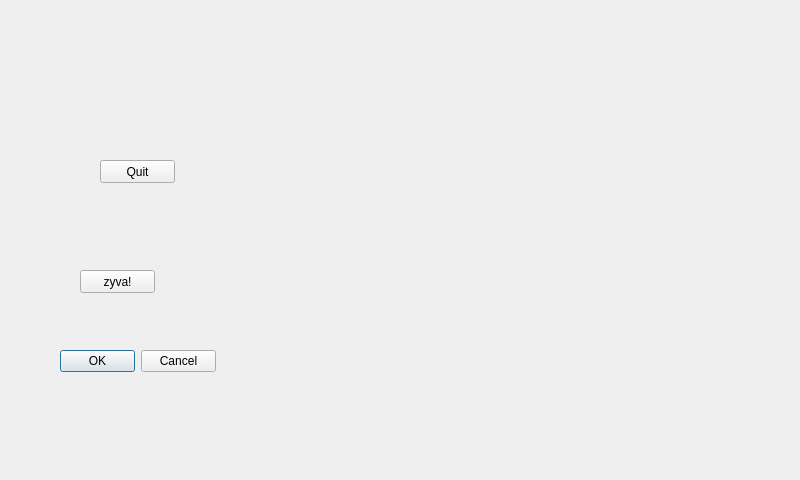
Old version of the form visiweather.ui in the repository MayasHaddad/Visiweather.
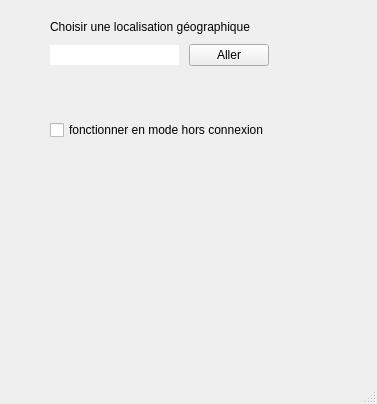
New version of the form.

Commit message: fenetre principale: choisir ville, fonctionner hc

Diff of the .ui file:
```diff
--- a/visiweather.ui
+++ b/visiweather.ui
@@ -6,56 +6,100 @@
    <rect>
     <x>0</x>
     <y>0</y>
-    <width>800</width>
-    <height>480</height>
+    <width>377</width>
+    <height>404</height>
    </rect>
   </property>
   <property name="windowTitle">
    <string>Visiweather</string>
   </property>
-  <widget class="QWidget" name="centralWidget">
-   <widget class="QPushButton" name="quitter">
+  <widget class="QWidget" name="centralwidget">
+   <widget class="QWidget" name="verticalLayoutWidget_2">
     <property name="geometry">
      <rect>
-      <x>100</x>
-      <y>160</y>
-      <width>75</width>
-      <height>23</height>
+      <x>50</x>
+      <y>20</y>
+      <width>229</width>
+      <height>231</height>
      </rect>
     </property>
-    <property name="text">
-     <string>Quit</string>
-    </property>
+    <layout class="QVBoxLayout" name="layoutWidget_2">
+     <property name="spacing">
+      <number>30</number>
+     </property>
+     <property name="sizeConstraint">
+      <enum>QLayout::SetFixedSize</enum>
+     </property>
+     <item>
+      <layout class="QGridLayout" name="grandlayout" rowstretch="0,100" columnstretch="0">
+       <property name="sizeConstraint">
+        <enum>QLayout::SetMinAndMaxSize</enum>
+       </property>
+       <property name="leftMargin">
+        <number>0</number>
+       </property>
+       <property name="topMargin">
+        <number>0</number>
+       </property>
+       <property name="spacing">
+        <number>10</number>
+       </property>
+       <item row="0" column="0">
+        <layout class="QGridLayout" name="Layout_choix">
+         <item row="0" column="0">
+          <widget class="QLabel" name="labelChoisirVille">
+           <property name="text">
+            <string>Choisir une localisation géographique</string>
+           </property>
+          </widget>
+         </item>
+         <item row="1" column="0">
+          <layout class="QHBoxLayout" name="layoutLineEditPushButton">
+           <item>
+            <widget class="QLineEdit" name="lineEdit">
+             <property name="frame">
+              <bool>false</bool>
+             </property>
+            </widget>
+           </item>
+           <item>
+            <widget class="QPushButton" name="pushButton">
+             <property name="text">
+              <string>Aller</string>
+             </property>
+            </widget>
+           </item>
+          </layout>
+         </item>
+        </layout>
+       </item>
+       <item row="1" column="0">
+        <widget class="QLabel" name="labelVilleOk">
+         <property name="text">
+          <string/>
+         </property>
+        </widget>
+       </item>
+      </layout>
+     </item>
+     <item>
+      <widget class="QCheckBox" name="checkBox">
+       <property name="text">
+        <string>fonctionner en mode hors connexion</string>
+       </property>
+      </widget>
+     </item>
+    </layout>
    </widget>
-   <widget class="QPushButton" name="pushButton">
-    <property name="geometry">
-     <rect>
-      <x>80</x>
-      <y>270</y>
-      <width>75</width>
-      <height>23</height>
-     </rect>
-    </property>
-    <property name="text">
-     <string>zyva!</string>
-    </property>
-   </widget>
-   <widget class="QDialogButtonBox" name="buttonBox">
-    <property name="geometry">
-     <rect>
-      <x>60</x>
-      <y>350</y>
-      <width>156</width>
-      <height>23</height>
-     </rect>
-    </property>
-    <property name="standardButtons">
-     <set>QDialogButtonBox::Cancel|QDialogButtonBox::Ok</set>
-    </property>
-   </widget>
+   <zorder>layoutWidget</zorder>
+   <zorder>labelChoisirVille</zorder>
+   <zorder>labelVilleOk</zorder>
+   <zorder>verticalLayoutWidget_2</zorder>
+   <zorder>verticalLayoutWidget_2</zorder>
+   <zorder>listView</zorder>
   </widget>
+  <widget class="QStatusBar" name="statusbar"/>
  </widget>
- <layoutdefault spacing="6" margin="11"/>
  <resources/>
  <connections>
   <connection>
```
Left out of the diff: 64 changed lines with no effect on the pictures. The commit also changes 4 other files.
